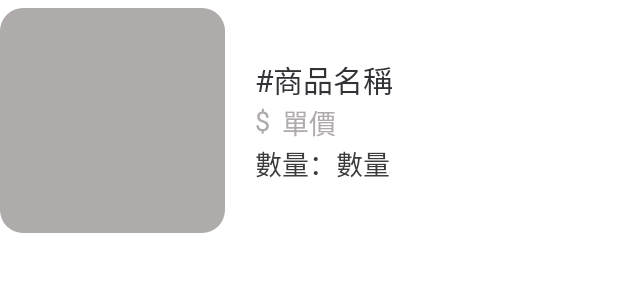
After one commit to 110203/110203-2, an Android app: the layout layout_checkout_item.xml on its own in the app's theme, with its tools: preview values and no code run, on a phone screen of 412 x 824 dp. The commit adds this screen. Shown: the top 300 px of the screen. Run offline under Robolectric (Android 15) with nearby library versions, the phone set to English and light mode, and no system bars.

Commit message:
update APP files

```diff
--- a/APP/app/src/main/java/com/example/test2/ui/dashboard/DashboardFragment.kt
+++ b/APP/app/src/main/java/com/example/test2/ui/dashboard/DashboardFragment.kt
@@ -27,7 +27,6 @@ class DashboardFragment : Fragment() {
         dashboardViewModel =
             ViewModelProvider(this).get(DashboardViewModel::class.java)
         return inflater.inflate(R.layout.fragment_dashboard, container, false)
-
     }
 
     override fun onViewCreated(view: View, savedInstanceState: Bundle?) {
--- a/APP/app/src/main/res/layout/layout_cart_item.xml
+++ b/APP/app/src/main/res/layout/layout_cart_item.xml
@@ -38,6 +38,7 @@
 
             <TextView
                 android:id="@+id/txtCommodityName"
+                android:fontFamily="@font/notoseriftc_semibold"
                 android:layout_width="0dp"
                 android:layout_height="wrap_content"
                 android:layout_weight="1"
@@ -62,6 +63,8 @@
                 android:id="@+id/txtCommodityPrice"
                 android:layout_width="wrap_content"
                 android:layout_height="wrap_content"
+                android:layout_marginStart="8dp"
+                android:layout_marginLeft="8dp"
                 android:layout_weight="1"
                 android:text="200"
                 android:textColor="@color/fifth"
--- /dev/null
+++ b/APP/app/src/main/res/layout/layout_checkout_item.xml
@@ -0,0 +1,84 @@
+<?xml version="1.0" encoding="utf-8"?>
+<LinearLayout xmlns:android="http://schemas.android.com/apk/res/android"
+    xmlns:app="http://schemas.android.com/apk/res-auto"
+    xmlns:tools="http://schemas.android.com/tools"
+    android:layout_width="match_parent"
+    android:layout_height="wrap_content"
+    android:layout_marginTop="5dp"
+    android:layout_marginBottom="5dp">
+
+    <ImageView
+        android:id="@+id/imgCartCheckout"
+        android:layout_width="150dp"
+        android:layout_height="150dp"
+        android:scaleType="centerCrop"
+        android:background="@drawable/button_radius_fifth" />
+
+    <androidx.constraintlayout.widget.ConstraintLayout
+        android:layout_width="match_parent"
+        android:layout_height="wrap_content"
+        android:layout_gravity="center"
+        android:layout_weight="1"
+        android:paddingLeft="20dp">
+
+        <TextView
+            android:id="@+id/txtCartCheckoutName"
+            android:layout_width="match_parent"
+            android:layout_height="wrap_content"
+            android:fontFamily="@font/notoseriftc_semibold"
+            android:text="#商品名稱"
+            android:textColor="@color/fourth"
+            android:textSize="20sp"
+            app:layout_constraintEnd_toEndOf="parent"
+            app:layout_constraintStart_toStartOf="parent"
+            app:layout_constraintTop_toTopOf="parent" />
+
+        <TextView
+            android:id="@+id/textView10"
+            android:layout_width="wrap_content"
+            android:layout_height="wrap_content"
+            android:text="$"
+            android:textColor="@color/fifth"
+            android:textSize="18sp"
+            app:layout_constraintStart_toStartOf="@+id/txtCartCheckoutName"
+            app:layout_constraintTop_toBottomOf="@+id/txtCartCheckoutName" />
+
+        <TextView
+            android:id="@+id/txtCartCheckoutPrice"
+            android:layout_width="wrap_content"
+            android:layout_height="wrap_content"
+            android:layout_marginStart="8dp"
+            android:layout_marginLeft="8dp"
+            android:text="單價"
+            android:textColor="@color/fifth"
+            android:textSize="18sp"
+            app:layout_constraintStart_toEndOf="@+id/textView10"
+            app:layout_constraintTop_toBottomOf="@+id/txtCartCheckoutName" />
+
+        <TextView
+            android:id="@+id/textView12"
+            android:layout_width="wrap_content"
+            android:layout_height="wrap_content"
+            android:fontFamily="@font/notoseriftc_semibold"
+            android:paddingTop="0dp"
+            android:text="數量："
+            android:textColor="@color/second"
+            android:textSize="18sp"
+            app:layout_constraintBottom_toBottomOf="parent"
+            app:layout_constraintStart_toStartOf="@+id/textView10"
+            app:layout_constraintTop_toBottomOf="@+id/txtCartCheckoutPrice" />
+
+        <TextView
+            android:id="@+id/txtCartCheckoutAmount"
+            android:layout_width="wrap_content"
+            android:layout_height="wrap_content"
+            android:fontFamily="@font/notoseriftc_semibold"
+            android:paddingTop="0dp"
+            android:text="數量"
+            android:textColor="@color/second"
+            android:textSize="18sp"
+            app:layout_constraintBottom_toBottomOf="@+id/textView12"
+            app:layout_constraintStart_toEndOf="@+id/textView12"
+            app:layout_constraintTop_toTopOf="@+id/textView12" />
+    </androidx.constraintlayout.widget.ConstraintLayout>
+</LinearLayout>
```
Also changed, not shown: APP/app/src/main/java/com/example/test2/activity/cart/CartCheckout.kt (+34 -0 lines), APP/app/src/main/java/com/example/test2/activity/profile/ApplicationList.kt (+14 -15 lines), APP/app/src/main/java/com/example/test2/adapter/CartListForCheckOutAdapter.kt (added, +55 -0 lines), APP/app/src/main/java/com/example/test2/adapter/CartListForShoppingCartAdapter.kt (+38 -21 lines), APP/app/src/main/java/com/example/test2/ui/notifications/NotificationsFragment.kt (+17 -10 lines), APP/app/src/main/res/layout/activity_cart_checkout.xml (+39 -4 lines).
